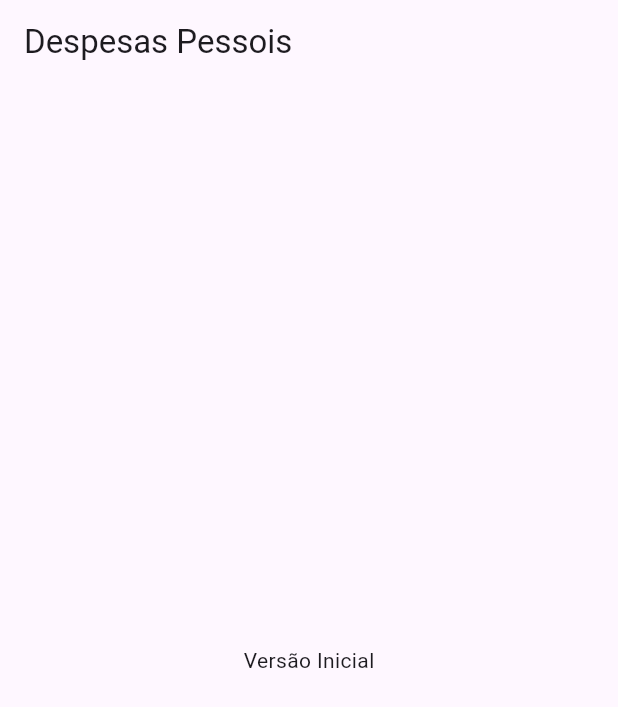
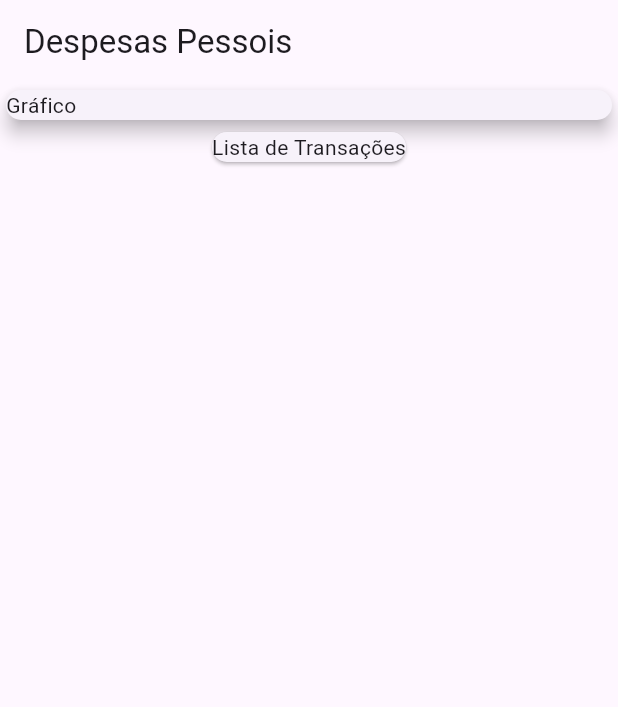
Before and after one commit to PedroH6/expenses, a Flutter app: the screen it shows after launch, on a phone screen of 412 x 824 dp. Shown: the top 707 px of the screen. Run offline on Flutter 3.47's test engine with Material 3 defaults, Android fonts, the phone set to English and light mode, and no system bars.

Commit message:
combinado widgets

```diff
--- a/lib/main.dart
+++ b/lib/main.dart
@@ -26,9 +26,16 @@ class MyHomePage extends StatelessWidget {
       appBar: AppBar(
         title: Text('Despesas Pessois'),
       ),
-      body: Center(
-        child: Text("Versão Inicial"),
-      ),
+      body: Column(
+        children: [
+          // ignore: sized_box_for_whitespace
+          Container(
+            width: double.infinity,
+            child: Card(elevation: 5, child: Text('Gráfico')),
+          ),
+          Card(child: Text('Lista de Transações')),
+        ],
+      )
     );
   }
 }
```
